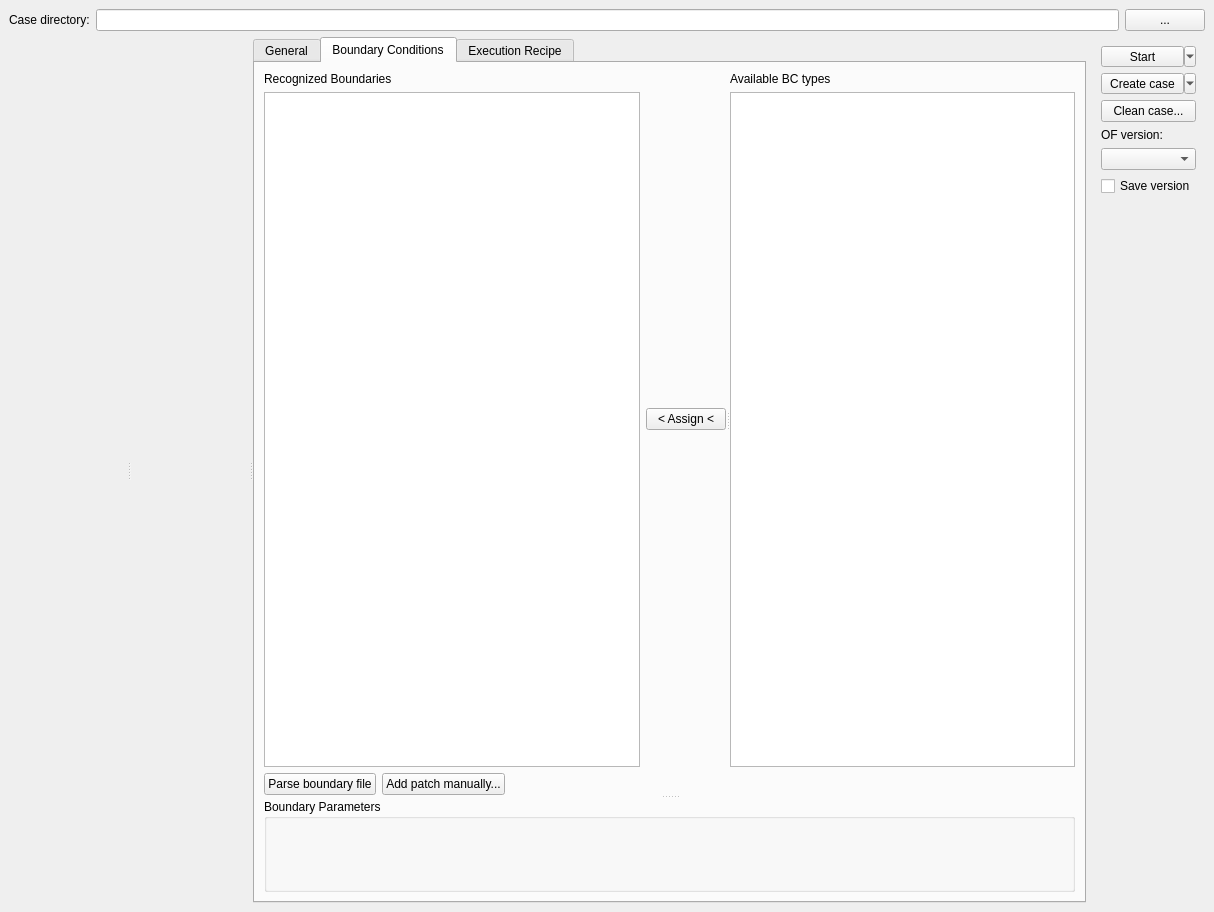
hkroeger/insightcae, file src/extensions/openfoam/isutils/isofCaseBuilder/isofcasebuilderwindow.ui: the form before one commit.
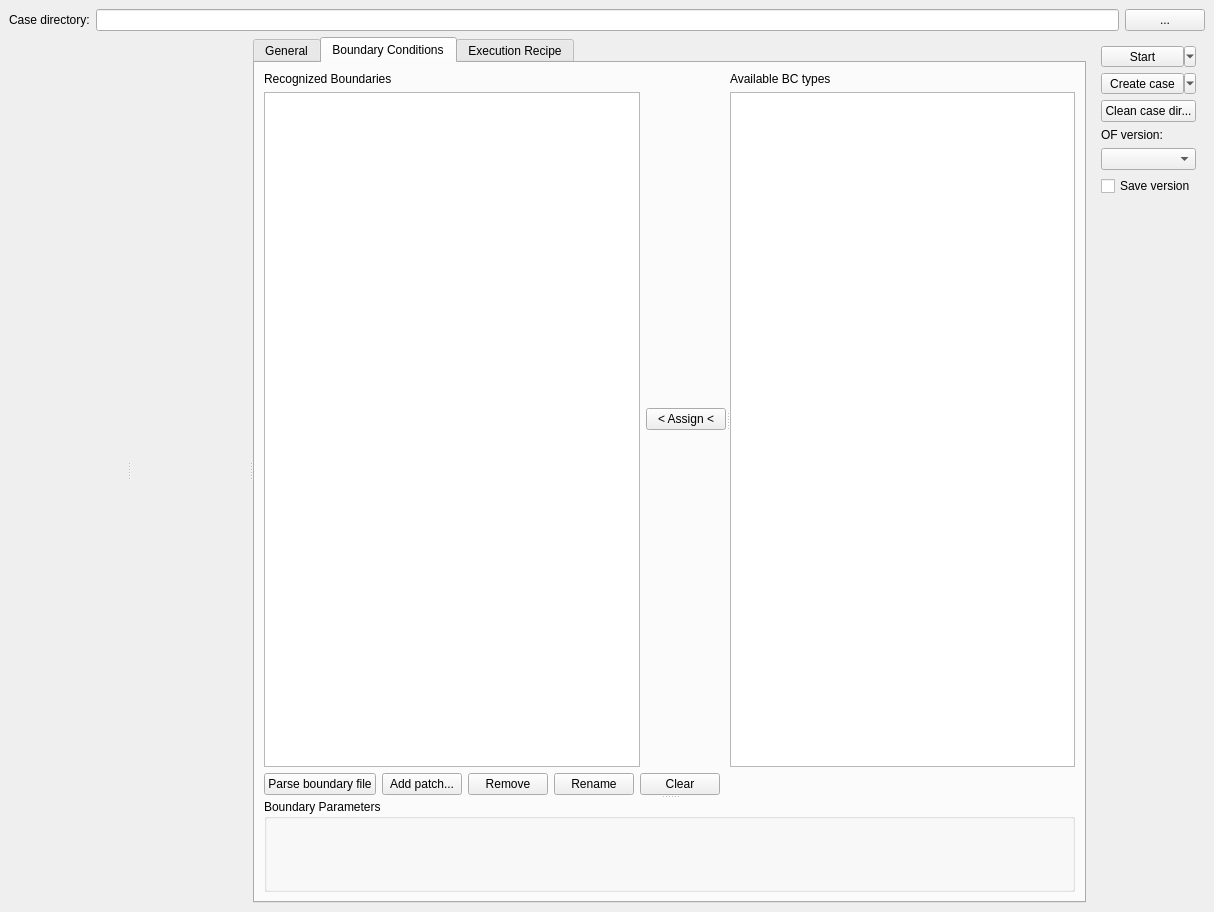
The form after the commit. The open tabs and pages were chosen to show the change. Custom widgets are drawn as their Qt base class.

Commit message: added some more edit options for patch list

Patch:
```diff
--- a/src/extensions/openfoam/isutils/isofCaseBuilder/isofcasebuilderwindow.ui
+++ b/src/extensions/openfoam/isutils/isofCaseBuilder/isofcasebuilderwindow.ui
@@ -316,6 +316,9 @@
                </item>
                <item>
                 <layout class="QHBoxLayout" name="horizontalLayout_4">
+                 <property name="sizeConstraint">
+                  <enum>QLayout::SetDefaultConstraint</enum>
+                 </property>
                  <item>
                   <widget class="QPushButton" name="parse_bf_btn">
                    <property name="text">
@@ -326,7 +329,28 @@
                  <item>
                   <widget class="QPushButton" name="add_patch_btn">
                    <property name="text">
-                    <string>Add patch manually...</string>
+                    <string>Add patch...</string>
+                   </property>
+                  </widget>
+                 </item>
+                 <item>
+                  <widget class="QPushButton" name="btn_remove_patch">
+                   <property name="text">
+                    <string>Remove</string>
+                   </property>
+                  </widget>
+                 </item>
+                 <item>
+                  <widget class="QPushButton" name="btn_rename_patch">
+                   <property name="text">
+                    <string>Rename</string>
+                   </property>
+                  </widget>
+                 </item>
+                 <item>
+                  <widget class="QPushButton" name="btn_clear_patches">
+                   <property name="text">
+                    <string>Clear</string>
                    </property>
                   </widget>
                  </item>
@@ -556,7 +580,7 @@
          <item>
           <widget class="QPushButton" name="clean_btn">
            <property name="text">
-            <string>Clean case...</string>
+            <string>Clean case dir...</string>
            </property>
           </widget>
          </item>
```
The commit also changes 7 other files.
